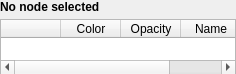
Above: Segmentations/Widgets/Resources/UI/qMRMLSegmentsTableView.ui from nagyistge/slicerrt before the change. Below: the same form after it.
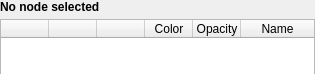
That is the form after the change.

Commit message: Re #757: Improved segmentation display to support three per-segment visibility and opacity settings: 3D, 2D fill, 2D outline. The one eye button in the segment table view became three, one for each type. Instead of the one display model representation there is now two: 2D and 3D. WIP

Diff of the .ui file:
```diff
--- a/Segmentations/Widgets/Resources/UI/qMRMLSegmentsTableView.ui
+++ b/Segmentations/Widgets/Resources/UI/qMRMLSegmentsTableView.ui
@@ -6,7 +6,7 @@
    <rect>
     <x>0</x>
     <y>0</y>
-    <width>236</width>
+    <width>315</width>
     <height>74</height>
    </rect>
   </property>
@@ -77,8 +77,11 @@
      <property name="alternatingRowColors">
       <bool>true</bool>
      </property>
+     <property name="columnCount">
+      <number>6</number>
+     </property>
      <attribute name="horizontalHeaderDefaultSectionSize">
-      <number>60</number>
+      <number>48</number>
      </attribute>
      <attribute name="horizontalHeaderStretchLastSection">
       <bool>true</bool>
@@ -90,6 +93,25 @@
       <property name="text">
        <string/>
       </property>
+      <property name="toolTip">
+       <string>Segment visibility in 3D</string>
+      </property>
+     </column>
+     <column>
+      <property name="text">
+       <string/>
+      </property>
+      <property name="toolTip">
+       <string>Segment fill visibility in 2D</string>
+      </property>
+     </column>
+     <column>
+      <property name="text">
+       <string/>
+      </property>
+      <property name="toolTip">
+       <string>Segment outline visibility in 2D</string>
+      </property>
      </column>
      <column>
       <property name="text">
```
Left out of the diff: 9 changed lines with no effect on the pictures. The commit also changes 13 other files.
